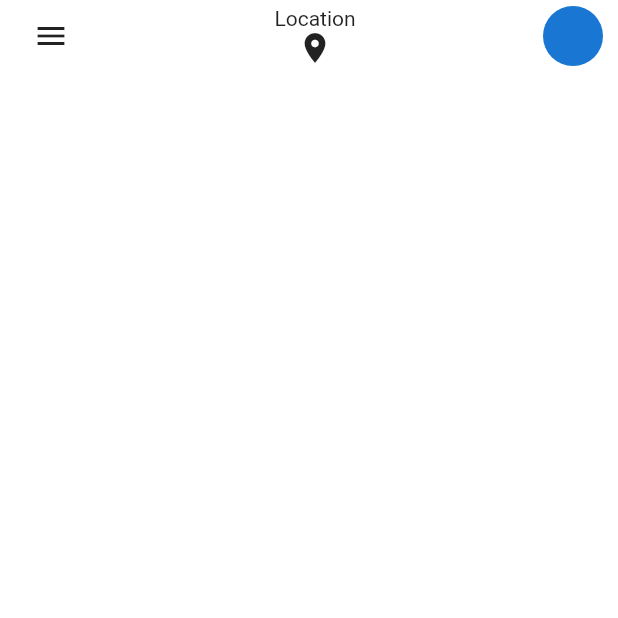
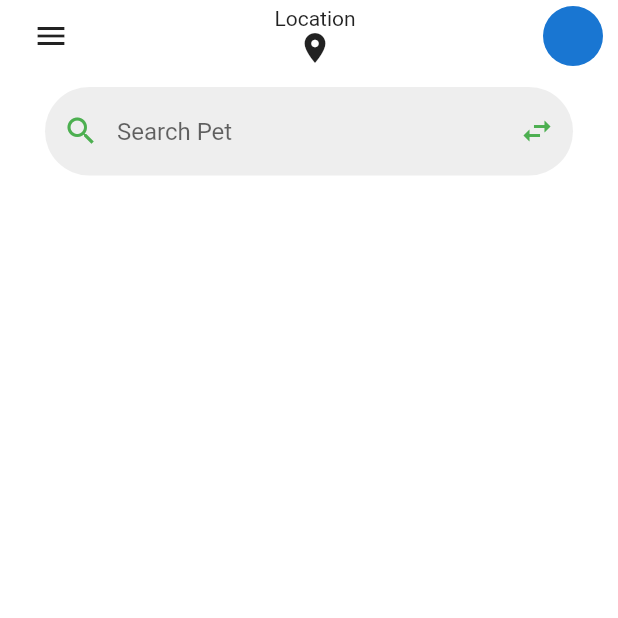
Before and after one commit to PatrickChow0803/Pet_Adoption, a Flutter app: the screen it shows after launch, on a phone screen of 412 x 824 dp, the top half of it. Run offline on Flutter 3.47's test engine with Material 2 defaults, Android fonts, the phone set to English and light mode, and no system bars.

Commit message:
Added the TextField for searching

```diff
--- a/lib/screens/home_screen.dart
+++ b/lib/screens/home_screen.dart
@@ -56,6 +56,36 @@ class _HomeScreenState extends State<HomeScreen> {
                   CircleAvatar(),
                 ],
               ),
+            ),
+            Container(
+              child: TextField(
+                decoration: InputDecoration(
+                  enabledBorder: OutlineInputBorder(
+                    borderSide: BorderSide(color: Colors.transparent),
+                    borderRadius: BorderRadius.all(
+                      Radius.circular(30),
+                    ),
+                  ),
+                  focusedBorder: OutlineInputBorder(
+                    borderSide: BorderSide(color: Colors.green),
+                    borderRadius: BorderRadius.all(
+                      Radius.circular(30),
+                    ),
+                  ),
+                  prefixIcon: Icon(
+                    Icons.search,
+                    color: Colors.green,
+                  ),
+                  suffixIcon: Icon(
+                    Icons.swap_horiz,
+                    color: Colors.green,
+                  ),
+                  hintText: "Search Pet",
+                  filled: true,
+                  fillColor: Colors.grey[200],
+                ),
+              ),
+              padding: EdgeInsets.symmetric(horizontal: 30.0, vertical: 10.0),
             )
           ],
         ),
```
